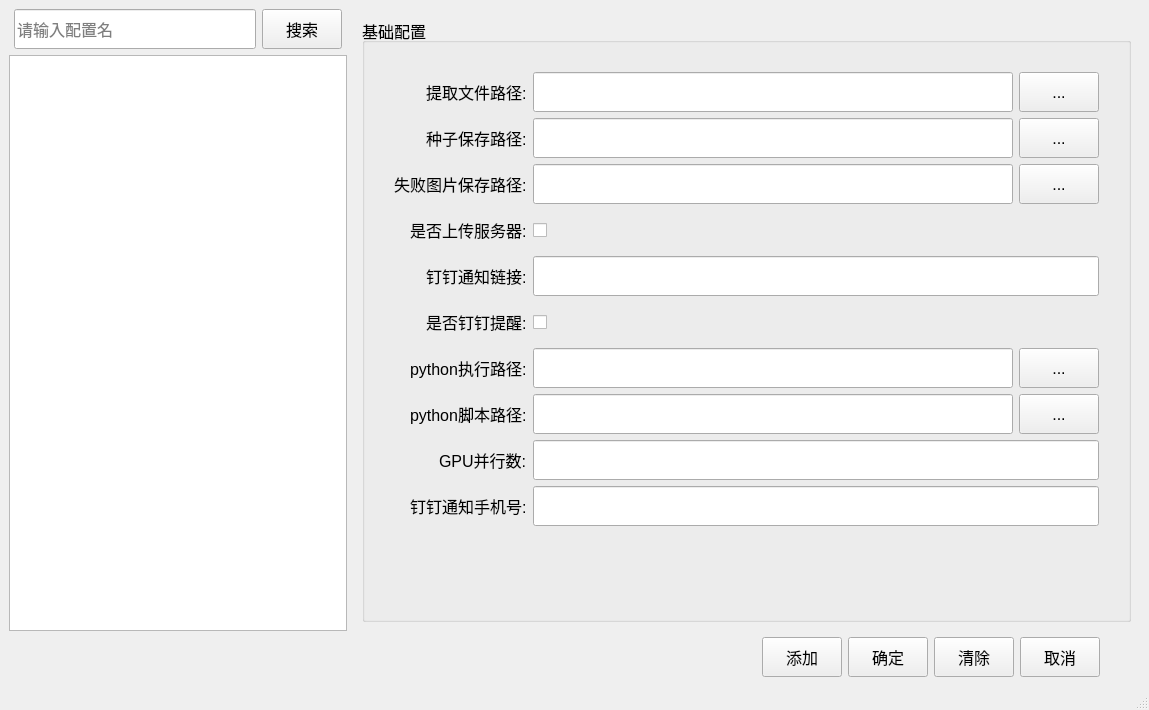
First picture: the form in settingwindow.ui, repository HoMiGT/LaserLineExtractionFrontend, before the edit.
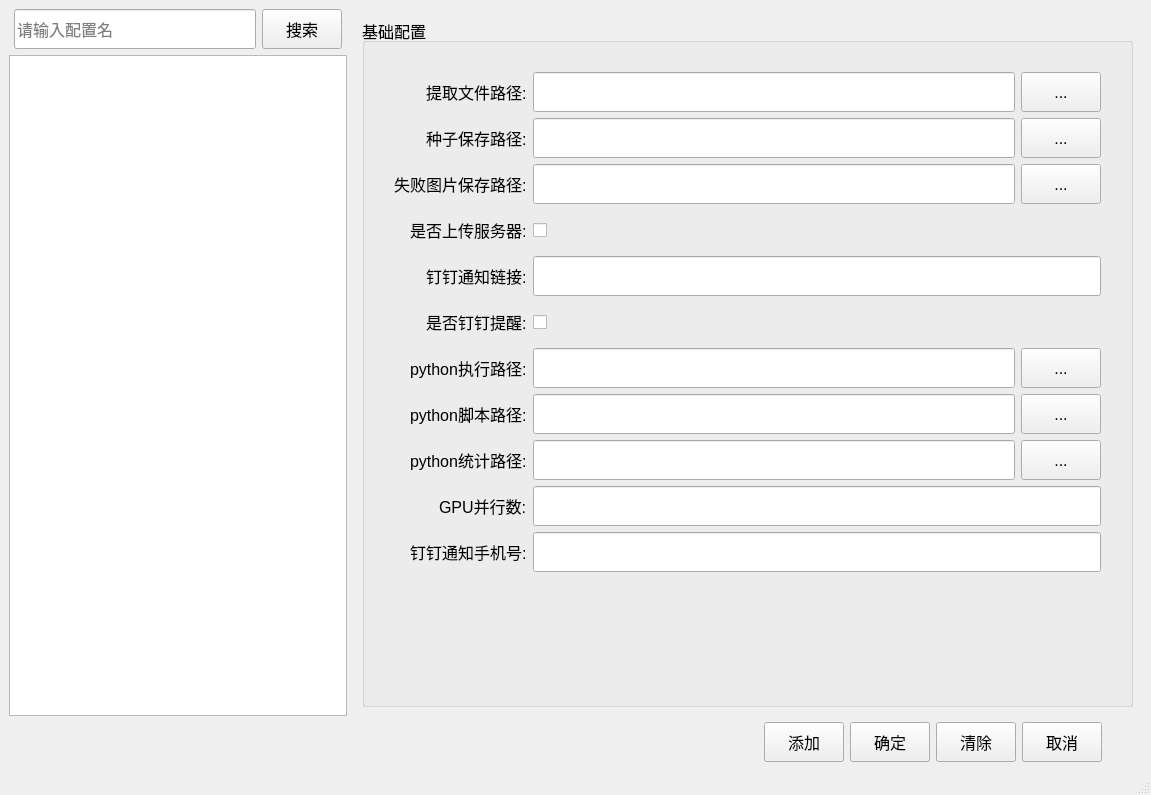
Second picture: the form after the edit. Icons and pictures are not drawn.

Commit message: add python statistics count script

What changed in the file:
```diff
--- a/settingwindow.ui
+++ b/settingwindow.ui
@@ -6,8 +6,8 @@
    <rect>
     <x>0</x>
     <y>0</y>
-    <width>1149</width>
-    <height>710</height>
+    <width>1151</width>
+    <height>795</height>
    </rect>
   </property>
   <property name="font">
@@ -557,14 +557,14 @@
                       </item>
                      </layout>
                     </item>
-                    <item row="8" column="0">
+                    <item row="9" column="0">
                      <widget class="QLabel" name="label_2">
                       <property name="text">
                        <string>GPU并行数:</string>
                       </property>
                      </widget>
                     </item>
-                    <item row="8" column="1">
+                    <item row="9" column="1">
                      <widget class="QLineEdit" name="lineEdit_parallelCount">
                       <property name="minimumSize">
                        <size>
@@ -580,14 +580,14 @@
                       </property>
                      </widget>
                     </item>
-                    <item row="9" column="0">
+                    <item row="10" column="0">
                      <widget class="QLabel" name="label_16">
                       <property name="text">
                        <string>钉钉通知手机号:</string>
                       </property>
                      </widget>
                     </item>
-                    <item row="9" column="1">
+                    <item row="10" column="1">
                      <widget class="QLineEdit" name="lineEdit_dingTalkPhones">
                       <property name="minimumSize">
                        <size>
@@ -603,6 +603,52 @@
                       </property>
                      </widget>
                     </item>
+                    <item row="8" column="0">
+                     <widget class="QLabel" name="label_17">
+                      <property name="text">
+                       <string>python统计路径:</string>
+                      </property>
+                     </widget>
+                    </item>
+                    <item row="8" column="1">
+                     <layout class="QHBoxLayout" name="horizontalLayout_13">
+                      <item>
+                       <widget class="QLineEdit" name="lineEdit_pythonCountScript">
+                        <property name="minimumSize">
+                         <size>
+                          <width>0</width>
+                          <height>40</height>
+                         </size>
+                        </property>
+                        <property name="maximumSize">
+                         <size>
+                          <width>16777215</width>
+                          <height>40</height>
+                         </size>
+                        </property>
+                       </widget>
+                      </item>
+                      <item>
+                       <widget class="QPushButton" name="pushButton_pythonCountScript">
+                        <property name="minimumSize">
+                         <size>
+                          <width>80</width>
+                          <height>40</height>
+                         </size>
+                        </property>
+                        <property name="maximumSize">
+                         <size>
+                          <width>80</width>
+                          <height>40</height>
+                         </size>
+                        </property>
+                        <property name="text">
+                         <string>...</string>
+                        </property>
+                       </widget>
+                      </item>
+                     </layout>
+                    </item>
                    </layout>
                   </item>
                   <item>
```
Left out of the diff: 24 changed lines with no effect on the pictures. The commit also changes 48 other files.
